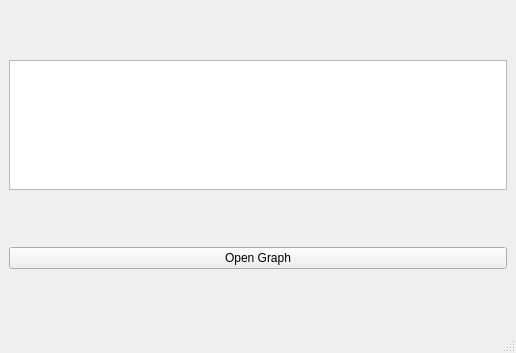
Above: repositorywidget.ui from SiebelsTim/GitRelations before the change. Below: the same form after it.
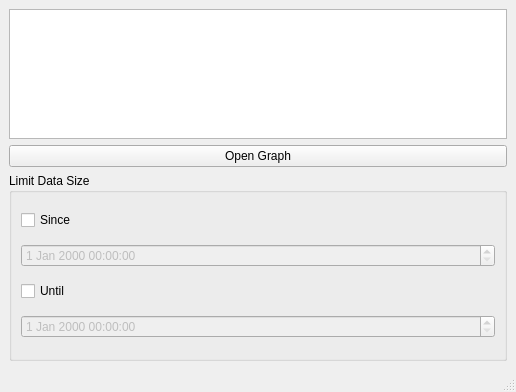
That is the form after the change.

Commit message: Add Since and Until

What changed in the file:
```diff
--- a/repositorywidget.ui
+++ b/repositorywidget.ui
@@ -7,7 +7,7 @@
     <x>0</x>
     <y>0</y>
     <width>516</width>
-    <height>353</height>
+    <height>392</height>
    </rect>
   </property>
   <property name="windowTitle">
@@ -32,6 +32,43 @@
       </property>
      </widget>
     </item>
+    <item>
+     <widget class="QGroupBox" name="groupBox">
+      <property name="title">
+       <string>Limit Data Size</string>
+      </property>
+      <layout class="QVBoxLayout" name="verticalLayout_2">
+       <item>
+        <widget class="QCheckBox" name="SinceChkBox">
+         <property name="text">
+          <string>Since</string>
+         </property>
+        </widget>
+       </item>
+       <item>
+        <widget class="QDateTimeEdit" name="SinceDate">
+         <property name="enabled">
+          <bool>false</bool>
+         </property>
+        </widget>
+       </item>
+       <item>
+        <widget class="QCheckBox" name="UntilChkBox">
+         <property name="text">
+          <string>Until</string>
+         </property>
+        </widget>
+       </item>
+       <item>
+        <widget class="QDateTimeEdit" name="UntilDate">
+         <property name="enabled">
+          <bool>false</bool>
+         </property>
+        </widget>
+       </item>
+      </layout>
+     </widget>
+    </item>
    </layout>
   </widget>
   <widget class="QMenuBar" name="menubar">
```
The commit also changes 5 other files.
